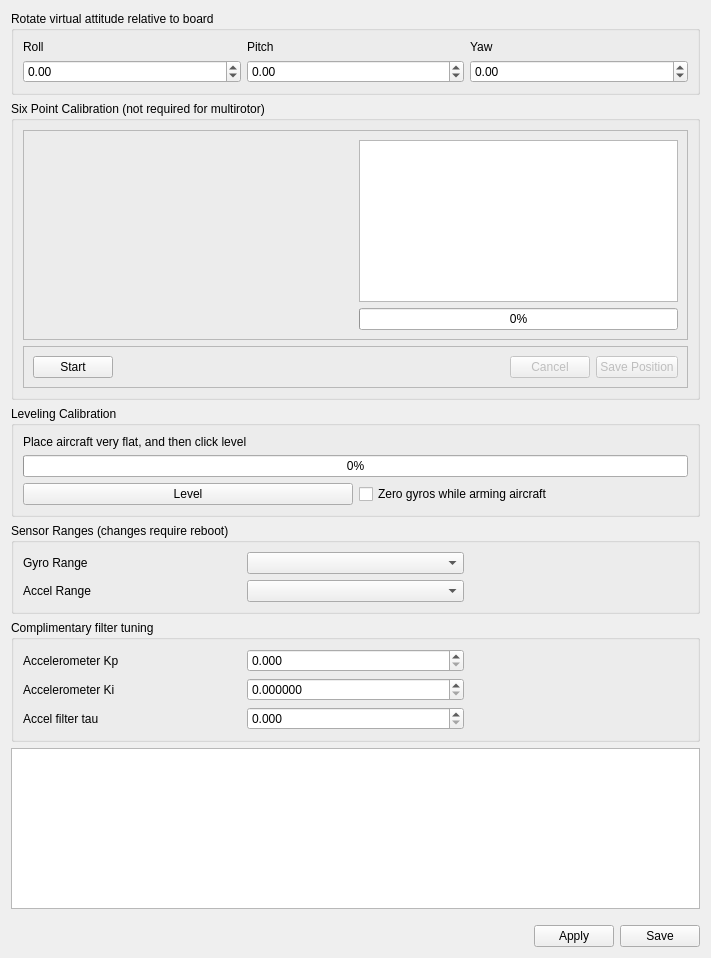
This is ground/openpilotgcs/src/plugins/config/ccattitude.ui in TauLabs/TauLabs as Qt 5 draws it before an edit. The edited form follows.
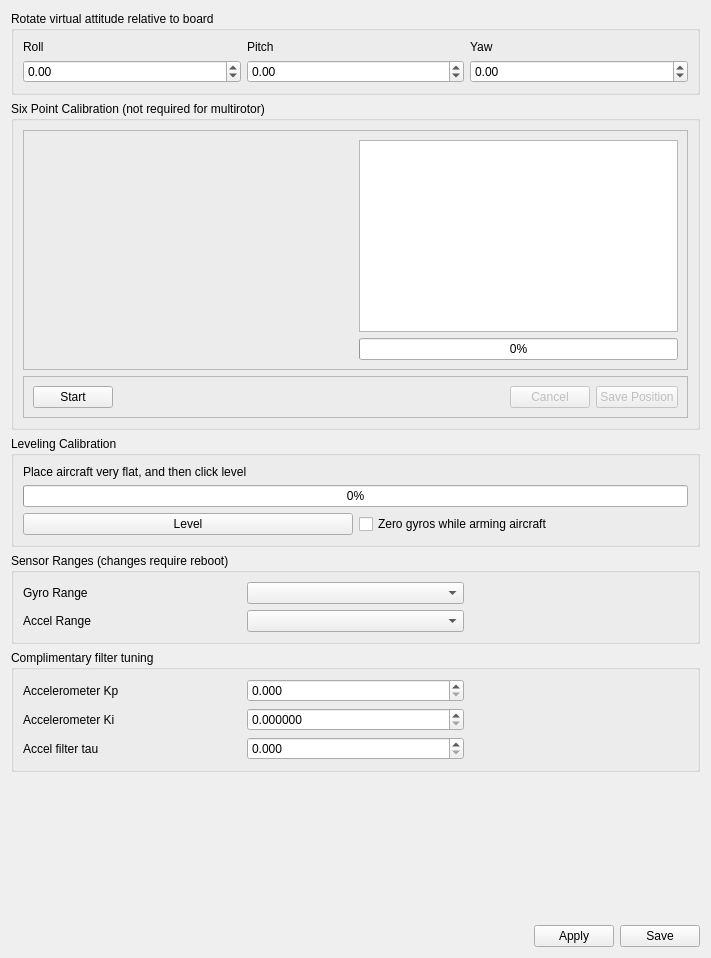
This is the edited form. Icons and pictures are not drawn.

Commit message: A couple UI touches, removed the calibrationMessages field from CC attitude widget.

```diff
--- a/ground/openpilotgcs/src/plugins/config/ccattitude.ui
+++ b/ground/openpilotgcs/src/plugins/config/ccattitude.ui
@@ -14,7 +14,7 @@
    <string>Form</string>
   </property>
   <layout class="QGridLayout" name="gridLayout_2">
-   <item row="7" column="0">
+   <item row="6" column="0">
     <spacer name="verticalSpacer_2">
      <property name="orientation">
       <enum>Qt::Vertical</enum>
@@ -441,9 +441,6 @@
      </item>
     </layout>
    </item>
-   <item row="6" column="0">
-    <widget class="QTextEdit" name="calibrationMessages"/>
-   </item>
    <item row="2" column="0">
     <widget class="QGroupBox" name="groupBox_2">
      <property name="title">
```
Left out of the diff: 2 changed lines with no effect on the pictures. The commit also changes 1 other file.
